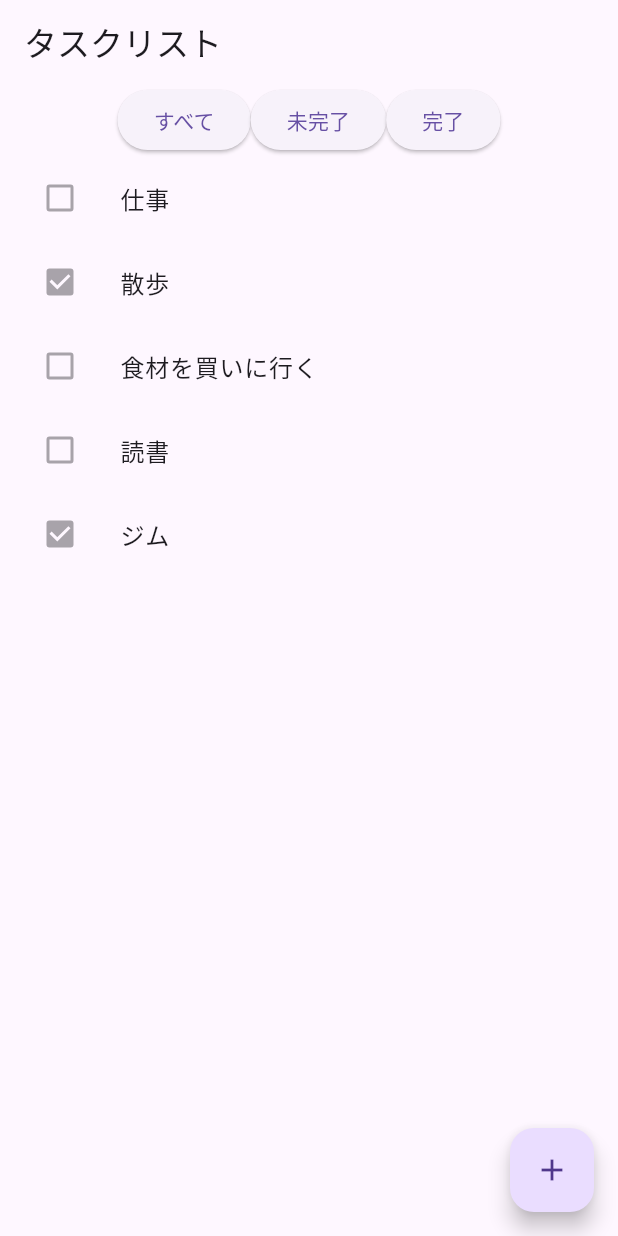
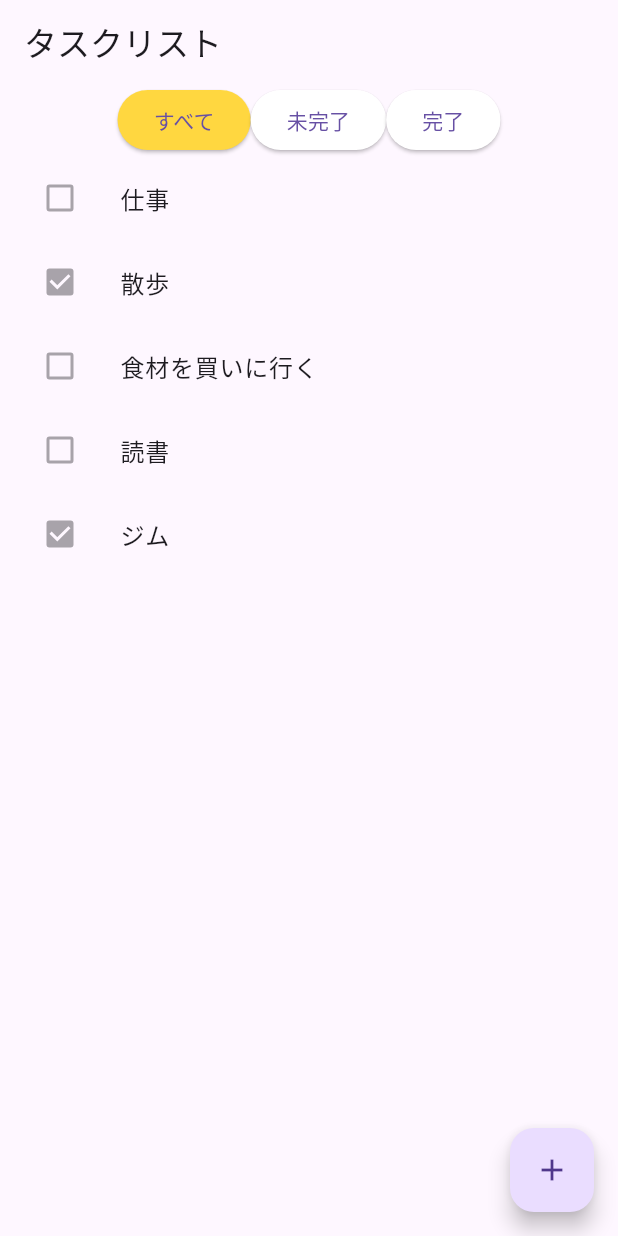
Before and after one commit to yukimiyake0607/flutter_mvvm_sample, a Flutter app: the screen it shows after launch, on a phone screen of 412 x 824 dp. Run offline on Flutter 3.47's test engine with Material 3 defaults, Android fonts, the light colour scheme and no system bars; our stand-ins replace flutter_riverpod, go_router.

Commit message:
feat: Add filter state to task list buttons for dynamic styling

```diff
--- a/lib/ui/task_list/widgets/task_list_screen.dart
+++ b/lib/ui/task_list/widgets/task_list_screen.dart
@@ -50,7 +50,7 @@ class _TaskListBody extends StatelessWidget {
 
     return Column(
       children: [
-        _TaskListBodyRow(viewModel: viewModel),
+        _TaskListBodyRow(filter: state.filter, viewModel: viewModel),
         Expanded(
           child: state.filteredTasks.isEmpty
               ? Center(child: Text('タスクがありません'))
@@ -77,8 +77,9 @@ class _TaskListBody extends StatelessWidget {
 }
 
 class _TaskListBodyRow extends StatelessWidget {
-  const _TaskListBodyRow({required this.viewModel});
+  const _TaskListBodyRow({required this.filter, required this.viewModel});
 
+  final TaskFilter filter;
   final TaskListViewModel viewModel;
 
   @override
@@ -90,18 +91,33 @@ class _TaskListBodyRow extends StatelessWidget {
           onPressed: () {
             viewModel.setFilter(TaskFilter.all);
           },
+          style: ElevatedButton.styleFrom(
+            backgroundColor: filter == TaskFilter.all
+                ? Colors.amberAccent
+                : Colors.white,
+          ),
           child: Text('すべて'),
         ),
         ElevatedButton(
           onPressed: () {
             viewModel.setFilter(TaskFilter.active);
           },
+          style: ElevatedButton.styleFrom(
+            backgroundColor: filter == TaskFilter.active
+                ? Colors.amberAccent
+                : Colors.white,
+          ),
           child: Text('未完了'),
         ),
         ElevatedButton(
           onPressed: () {
             viewModel.setFilter(TaskFilter.completed);
           },
+          style: ElevatedButton.styleFrom(
+            backgroundColor: filter == TaskFilter.completed
+                ? Colors.amberAccent
+                : Colors.white,
+          ),
           child: Text('完了'),
         ),
       ],
```
